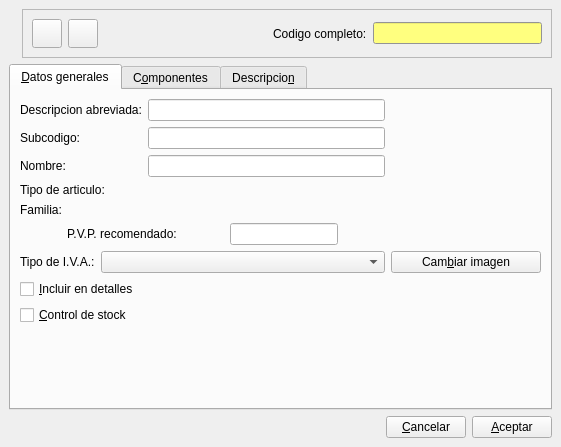
This is bulmages/bulmafact/src/articleeditbase.ui in eboladev/Bulmages-1 as Qt 5 draws it before an edit. The edited form follows.
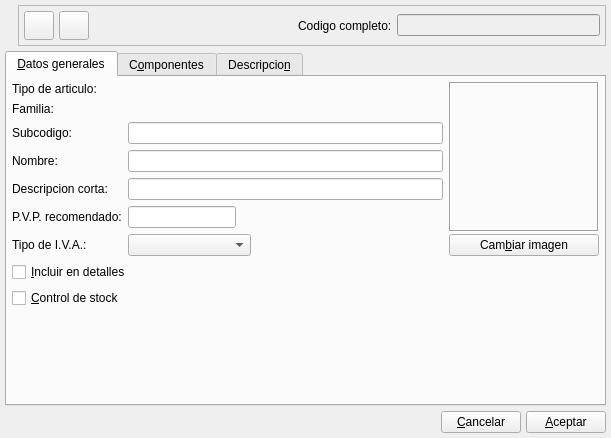
This is the edited form. Icons and pictures are not drawn. Custom widgets are drawn as their Qt base class.

```diff
--- a/bulmages/bulmafact/src/articleeditbase.ui
+++ b/bulmages/bulmafact/src/articleeditbase.ui
@@ -8,8 +8,8 @@
    <rect>
     <x>0</x>
     <y>0</y>
-    <width>561</width>
-    <height>447</height>
+    <width>611</width>
+    <height>438</height>
    </rect>
   </property>
   <property name="focusPolicy" >
@@ -23,10 +23,10 @@
   </property>
   <layout class="QVBoxLayout" >
    <property name="margin" >
-    <number>9</number>
+    <number>5</number>
    </property>
    <property name="spacing" >
-    <number>6</number>
+    <number>5</number>
    </property>
    <item>
     <layout class="QHBoxLayout" >
@@ -56,10 +56,10 @@
        </property>
        <layout class="QHBoxLayout" >
         <property name="margin" >
-         <number>9</number>
+         <number>5</number>
         </property>
         <property name="spacing" >
-         <number>6</number>
+         <number>5</number>
         </property>
         <item>
          <widget class="QToolButton" name="mui_guardar" >
@@ -179,9 +179,9 @@
               <blue>0</blue>
              </color>
              <color>
-              <red>255</red>
-              <green>255</green>
-              <blue>127</blue>
+              <red>239</red>
+              <green>239</green>
+              <blue>239</blue>
              </color>
              <color>
               <red>207</red>
@@ -266,9 +266,9 @@
               <blue>0</blue>
              </color>
              <color>
-              <red>255</red>
-              <green>255</green>
-              <blue>127</blue>
+              <red>239</red>
+              <green>239</green>
+              <blue>239</blue>
              </color>
              <color>
               <red>207</red>
@@ -411,14 +411,14 @@
       <attribute name="title" >
        <string>&amp;Datos generales</string>
       </attribute>
-      <layout class="QGridLayout" >
+      <layout class="QVBoxLayout" >
        <property name="margin" >
-        <number>9</number>
+        <number>5</number>
        </property>
        <property name="spacing" >
-        <number>6</number>
+        <number>5</number>
        </property>
-       <item row="0" column="0" >
+       <item>
         <layout class="QHBoxLayout" >
          <property name="margin" >
           <number>0</number>
@@ -435,155 +435,57 @@
             <number>6</number>
            </property>
            <item>
-            <layout class="QHBoxLayout" >
+            <layout class="QGridLayout" >
              <property name="margin" >
               <number>0</number>
              </property>
              <property name="spacing" >
               <number>6</number>
              </property>
-             <item>
-              <layout class="QVBoxLayout" >
-               <property name="margin" >
-                <number>0</number>
-               </property>
-               <property name="spacing" >
-                <number>6</number>
-               </property>
-               <item>
-                <widget class="QLabel" name="textLabel12" >
-                 <property name="enabled" >
-                  <bool>true</bool>
-                 </property>
-                 <property name="sizePolicy" >
-                  <sizepolicy>
-                   <hsizetype>0</hsizetype>
-                   <vsizetype>5</vsizetype>
-                   <horstretch>0</horstretch>
-                   <verstretch>0</verstretch>
-                  </sizepolicy>
-                 </property>
-                 <property name="text" >
-                  <string>Descripcion abreviada:</string>
-                 </property>
-                </widget>
-               </item>
-               <item>
-                <widget class="QLabel" name="textLabel1_2" >
-                 <property name="sizePolicy" >
-                  <sizepolicy>
-                   <hsizetype>0</hsizetype>
-                   <vsizetype>5</vsizetype>
-                   <horstretch>0</horstretch>
-                   <verstretch>0</verstretch>
-                  </sizepolicy>
-                 </property>
-                 <property name="text" >
-                  <string>Subcodigo:</string>
-                 </property>
-                 <property name="textFormat" >
-                  <enum>Qt::AutoText</enum>
-                 </property>
-                 <property name="scaledContents" >
-                  <bool>false</bool>
-                 </property>
-                 <property name="alignment" >
-                  <set>Qt::AlignLeading|Qt::AlignLeft|Qt::AlignVCenter</set>
-                 </property>
-                </widget>
-               </item>
-               <item>
-                <widget class="QLabel" name="textLabel2" >
-                 <property name="sizePolicy" >
-                  <sizepolicy>
-                   <hsizetype>0</hsizetype>
-                   <vsizetype>5</vsizetype>
-                   <horstretch>0</horstretch>
-                   <verstretch>0</verstretch>
-                  </sizepolicy>
-                 </property>
-                 <property name="text" >
-                  <string>Nombre:</string>
-                 </property>
-                </widget>
-               </item>
-              </layout>
-             </item>
-             <item>
-              <layout class="QVBoxLayout" >
-               <property name="margin" >
-                <number>0</number>
-               </property>
-               <property name="spacing" >
-                <number>6</number>
-               </property>
-               <item>
-                <widget class="QLineEdit" name="m_abrevarticulo" >
-                 <property name="enabled" >
-                  <bool>true</bool>
-                 </property>
-                </widget>
-               </item>
-               <item>
-                <widget class="QLineEdit" name="m_codigoarticulo" >
-                 <property name="sizePolicy" >
-                  <sizepolicy>
-                   <hsizetype>5</hsizetype>
-                   <vsizetype>0</vsizetype>
-                   <horstretch>0</horstretch>
-                   <verstretch>0</verstretch>
-                  </sizepolicy>
-                 </property>
-                </widget>
-               </item>
-               <item>
-                <widget class="QLineEdit" name="m_nombrearticulo" />
-               </item>
-              </layout>
-             </item>
-            </layout>
-           </item>
-           <item>
-            <layout class="QHBoxLayout" >
-             <property name="margin" >
-              <number>0</number>
-             </property>
-             <property name="spacing" >
-              <number>6</number>
-             </property>
-             <item>
-              <widget class="QLabel" name="textLabel3_2_2" >
-               <property name="sizePolicy" >
-                <sizepolicy>
-                 <hsizetype>0</hsizetype>
-                 <vsizetype>5</vsizetype>
-                 <horstretch>0</horstretch>
-                 <verstretch>0</verstretch>
-                </sizepolicy>
-               </property>
-               <property name="text" >
-                <string>Tipo de articulo:</string>
-               </property>
-              </widget>
-             </item>
-             <item>
-              <widget class="BusquedaTipoArticulo" name="m_tipoarticulo" >
+             <item row="1" column="1" >
+              <widget class="BusquedaFamilia" name="m_familia" >
                <property name="focusPolicy" >
                 <enum>Qt::StrongFocus</enum>
                </property>
               </widget>
              </item>
-            </layout>
-           </item>
-           <item>
-            <layout class="QHBoxLayout" >
-             <property name="margin" >
-              <number>0</number>
-             </property>
-             <property name="spacing" >
-              <number>6</number>
-             </property>
-             <item>
+             <item row="4" column="0" >
+              <widget class="QLabel" name="textLabel12" >
+               <property name="enabled" >
+                <bool>true</bool>
+               </property>
+               <property name="sizePolicy" >
+                <sizepolicy>
+                 <hsizetype>0</hsizetype>
+                 <vsizetype>5</vsizetype>
+                 <horstretch>0</horstretch>
+                 <verstretch>0</verstretch>
+                </sizepolicy>
+               </property>
+               <property name="text" >
+                <string>Descripcion corta:</string>
+               </property>
+              </widget>
+             </item>
+             <item row="6" column="1" >
+              <widget class="QComboBox" name="m_combotipo_iva" >
+               <property name="sizePolicy" >
+                <sizepolicy>
+                 <hsizetype>0</hsizetype>
+                 <vsizetype>0</vsizetype>
+                 <horstretch>0</horstretch>
+                 <verstretch>0</verstretch>
+                </sizepolicy>
+               </property>
+               <property name="minimumSize" >
+                <size>
+                 <width>123</width>
+                 <height>0</height>
+                </size>
+               </property>
+              </widget>
+             </item>
+             <item row="1" column="0" >
               <widget class="QLabel" name="m_nombrefamilia" >
                <property name="sizePolicy" >
                 <sizepolicy>
@@ -598,24 +500,41 @@
                </property>
               </widget>
              </item>
-             <item>
-              <widget class="BusquedaFamilia" name="m_familia" >
+             <item row="2" column="1" >
+              <widget class="QLineEdit" name="m_codigoarticulo" >
+               <property name="sizePolicy" >
+                <sizepolicy>
+                 <hsizetype>5</hsizetype>
+                 <vsizetype>0</vsizetype>
+                 <horstretch>0</horstretch>
+                 <verstretch>0</verstretch>
+                </sizepolicy>
+               </property>
+              </widget>
+             </item>
+             <item row="0" column="1" >
+              <widget class="BusquedaTipoArticulo" name="m_tipoarticulo" >
                <property name="focusPolicy" >
                 <enum>Qt::StrongFocus</enum>
                </property>
               </widget>
              </item>
-            </layout>
-           </item>
-           <item>
-            <layout class="QHBoxLayout" >
-             <property name="margin" >
-              <number>0</number>
-             </property>
-             <property name="spacing" >
-              <number>6</number>
-             </property>
-             <item>
+             <item row="0" column="0" >
+              <widget class="QLabel" name="textLabel3_2_2" >
+               <property name="sizePolicy" >
+                <sizepolicy>
+                 <hsizetype>0</hsizetype>
+                 <vsizetype>5</vsizetype>
+                 <horstretch>0</horstretch>
+                 <verstretch>0</verstretch>
+                </sizepolicy>
+               </property>
+               <property name="text" >
+                <string>Tipo de articulo:</string>
+               </property>
+              </widget>
+             </item>
+             <item row="5" column="0" >
               <widget class="QLabel" name="textLabel3_2_3" >
                <property name="sizePolicy" >
                 <sizepolicy>
@@ -630,7 +549,14 @@
                </property>
               </widget>
              </item>
-             <item>
+             <item row="4" column="1" >
+              <widget class="QLineEdit" name="m_abrevarticulo" >
+               <property name="enabled" >
+                <bool>true</bool>
+               </property>
+              </widget>
+             </item>
+             <item row="5" column="1" >
               <widget class="QLineEdit" name="m_pvparticulo" >
                <property name="sizePolicy" >
                 <sizepolicy>
@@ -645,17 +571,25 @@
                </property>
               </widget>
              </item>
-            </layout>
-           </item>
-           <item>
-            <layout class="QHBoxLayout" >
-             <property name="margin" >
-              <number>0</number>
-             </property>
-             <property name="spacing" >
-              <number>6</number>
-             </property>
-             <item>
+             <item row="3" column="0" >
+              <widget class="QLabel" name="textLabel2" >
+               <property name="sizePolicy" >
+                <sizepolicy>
+                 <hsizetype>0</hsizetype>
+                 <vsizetype>5</vsizetype>
+                 <horstretch>0</horstretch>
+                 <verstretch>0</verstretch>
+                </sizepolicy>
+               </property>
+               <property name="text" >
+                <string>Nombre:</string>
+               </property>
+              </widget>
+             </item>
+             <item row="3" column="1" >
+              <widget class="QLineEdit" name="m_nombrearticulo" />
+             </item>
+             <item row="6" column="0" >
               <widget class="QLabel" name="textLabel10" >
                <property name="sizePolicy" >
                 <sizepolicy>
@@ -670,33 +604,55 @@
                </property>
               </widget>
              </item>
-             <item>
-              <widget class="QComboBox" name="m_combotipo_iva" >
+             <item row="2" column="0" >
+              <widget class="QLabel" name="textLabel1_2" >
                <property name="sizePolicy" >
                 <sizepolicy>
-                 <hsizetype>5</hsizetype>
-                 <vsizetype>0</vsizetype>
+                 <hsizetype>0</hsizetype>
+                 <vsizetype>5</vsizetype>
                  <horstretch>0</horstretch>
                  <verstretch>0</verstretch>
                 </sizepolicy>
                </property>
+               <property name="text" >
+                <string>Subcodigo:</string>
+               </property>
+               <property name="textFormat" >
+                <enum>Qt::AutoText</enum>
+               </property>
+               <property name="scaledContents" >
+                <bool>false</bool>
+               </property>
+               <property name="alignment" >
+                <set>Qt::AlignLeading|Qt::AlignLeft|Qt::AlignVCenter</set>
+               </property>
               </widget>
              </item>
             </layout>
            </item>
            <item>
-            <widget class="QCheckBox" name="m_presentablearticulo" >
-             <property name="text" >
-              <string>&amp;Incluir en detalles</string>
+            <layout class="QVBoxLayout" >
+             <property name="margin" >
+              <number>0</number>
              </property>
-            </widget>
-           </item>
-           <item>
-            <widget class="QCheckBox" name="m_controlstockarticulo" >
-             <property name="text" >
-              <string>&amp;Control de stock</string>
+             <property name="spacing" >
+              <number>6</number>
              </property>
-            </widget>
+             <item>
+              <widget class="QCheckBox" name="m_presentablearticulo" >
+               <property name="text" >
+                <string>&amp;Incluir en detalles</string>
+               </property>
+              </widget>
+             </item>
+             <item>
+              <widget class="QCheckBox" name="m_controlstockarticulo" >
+               <property name="text" >
+                <string>&amp;Control de stock</string>
+               </property>
+              </widget>
+             </item>
+            </layout>
            </item>
            <item>
             <spacer>
@@ -737,6 +693,12 @@
                <height>150</height>
               </size>
              </property>
+             <property name="frameShape" >
+              <enum>QFrame::Box</enum>
+             </property>
+             <property name="frameShadow" >
+              <enum>QFrame::Sunken</enum>
+             </property>
              <property name="pixmap" >
               <pixmap/>
              </property>
@@ -811,7 +773,7 @@
       <number>0</number>
      </property>
      <property name="spacing" >
-      <number>6</number>
+      <number>5</number>
      </property>
      <item>
       <spacer>
```
Left out of the diff: 25 changed lines with no effect on the pictures.
